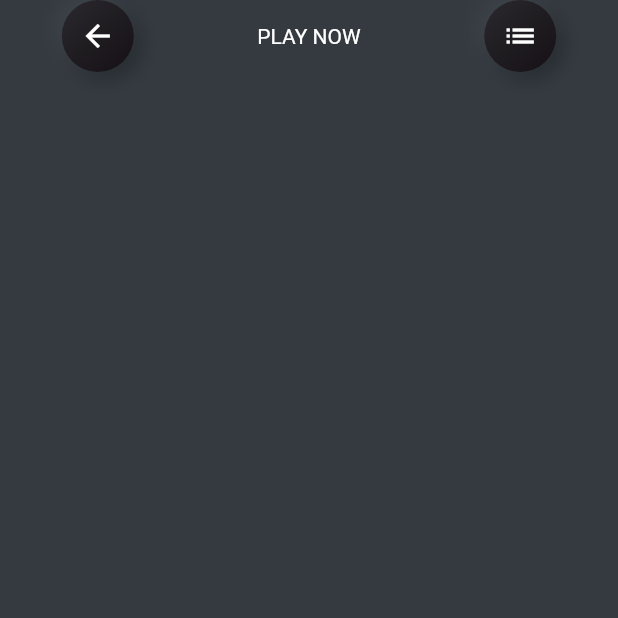
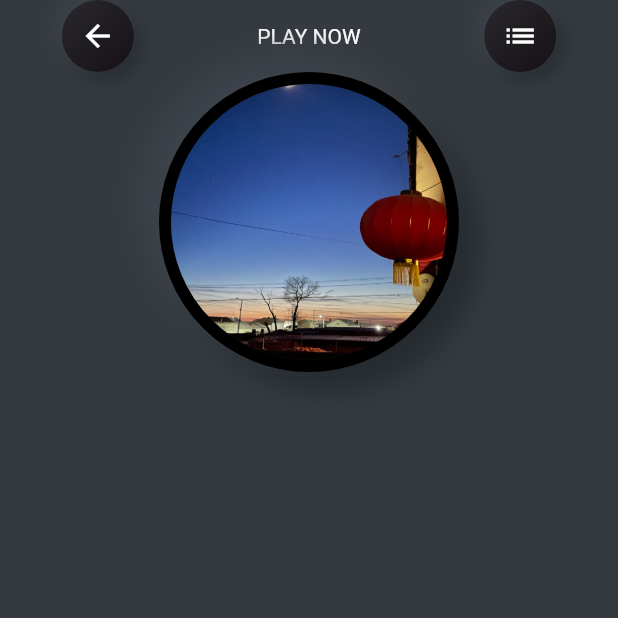
Before and after one commit to JunaYa/flutter-music-app, a Flutter app: the screen it shows after launch, on a phone screen of 412 x 824 dp, the top half of it. Run offline on Flutter 3.47's test engine with Material 2 defaults, Android fonts, the phone set to English and light mode, and no system bars.

Commit message:
feat: add album board

```diff
--- a/lib/pages/DribbbleMusicPlayer.dart
+++ b/lib/pages/DribbbleMusicPlayer.dart
@@ -16,8 +16,22 @@ class DribbbleMusicPlayer extends StatelessWidget {
           child: Column(
             crossAxisAlignment: CrossAxisAlignment.center,
             mainAxisAlignment: MainAxisAlignment.start,
-            children: [
-              SafeArea(
+            children: const [
+              HeaderBoard(),
+              AlbumBoard(),
+            ],
+          ),
+      ),
+    );
+  }
+}
+
+class HeaderBoard extends StatelessWidget {
+  const HeaderBoard({Key? key}) : super(key: key);
+
+  @override
+  Widget build(BuildContext context) {
+    return SafeArea(
       child: Row(
         mainAxisAlignment: MainAxisAlignment.spaceAround,
         children: [
@@ -82,10 +96,42 @@ class DribbbleMusicPlayer extends StatelessWidget {
           ),
         ],
       ),
-              )
-            ],
-          ),
-      ),
     );
   }
 }
+
+class AlbumBoard extends StatelessWidget {
+  const AlbumBoard({Key? key}) : super(key: key);
+
+  @override
+  Widget build(BuildContext context) {
+    return Container(
+      width: 200,
+      height: 200,
+      decoration: BoxDecoration(
+        borderRadius: const BorderRadius.all(Radius.circular(100.0)),
+        border: Border.all(color: Colors.black, width: 8),
+        color: const Color.fromARGB(255, 44, 48, 53),
+        gradient: const LinearGradient(
+          begin: Alignment.topLeft,
+          end: Alignment(0.8, 1),
+          colors: <Color>[
+            Color.fromARGB(255, 42, 41, 45),
+            Color.fromARGB(255, 22, 17, 22),
+          ], // Gradient from https://learnui.design/tools/gradient-generator.html
+          tileMode: TileMode.mirror,
+        ),
+      ),
+      child: ClipRRect(
+        borderRadius: BorderRadius.circular(100.0),
+        child: Image.asset('assets/images/album.jpg', fit: BoxFit.fitHeight,),
+      ),
+    ).addNeumorphism(
+      blurRadius: 16,
+      borderRadius: 100,
+      offset: const Offset(14, 14),
+      topShadowColor: const Color.fromARGB(255, 60, 66, 73),
+      bottomShadowColor: const Color.fromARGB(255, 38, 43, 48),
+    );
+  }
+}
```
Also changed, not shown: assets/images/album.jpg (added). Lines whose indentation alone changed are shown as unchanged.
